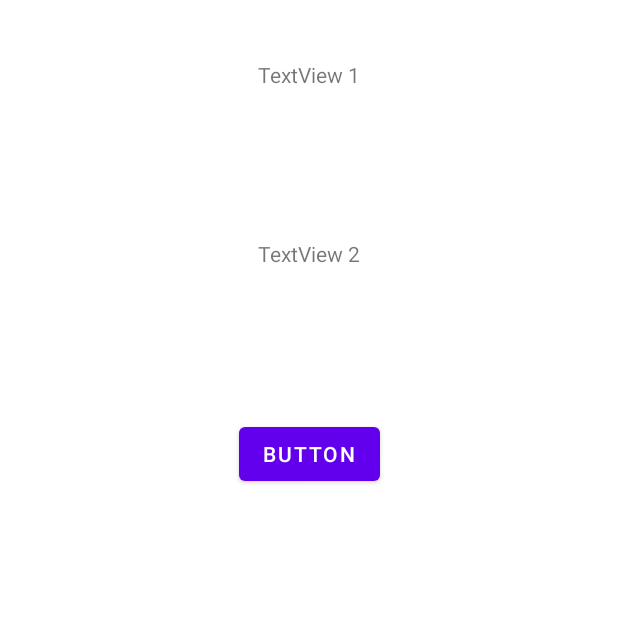
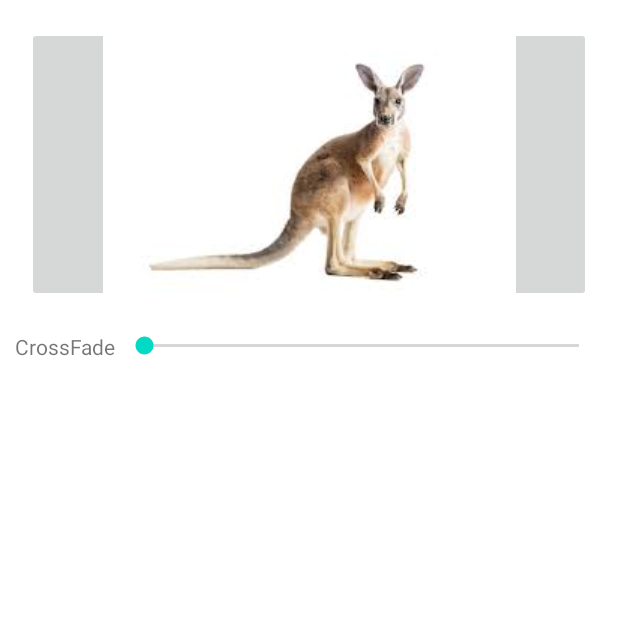
Before and after one commit to mansukh1990/Android-in-kotlin-Documentation, an Android app: the screen it shows after launch (Layer before the commit, ImageFilterButton after it), on a phone screen of 412 x 824 dp, the top half of it. Run offline under Robolectric (Android 15) with nearby library versions, the phone set to English and light mode, and no system bars.

Commit message:
14-08-2024 - Android with kotlin Documentation

```diff
--- /dev/null
+++ b/app/src/main/java/com/example/androidwithkotlin/ImageFilterButton/ImageFilterButton.kt
@@ -0,0 +1,35 @@
+package com.example.androidwithkotlin.ImageFilterButton
+
+import android.os.Bundle
+import android.widget.SeekBar
+import androidx.appcompat.app.AppCompatActivity
+import com.example.androidwithkotlin.databinding.ActivityImageFilterButtonBinding
+
+class ImageFilterButton : AppCompatActivity() {
+
+    private lateinit var binding: ActivityImageFilterButtonBinding
+    override fun onCreate(savedInstanceState: Bundle?) {
+        super.onCreate(savedInstanceState)
+        binding = ActivityImageFilterButtonBinding.inflate(layoutInflater)
+        setContentView(binding.root)
+
+        setupCrossFadeSeekBar()
+    }
+
+    private fun setupCrossFadeSeekBar() {
+        binding.crossFadeSeekBar.setOnSeekBarChangeListener(object :
+            SeekBar.OnSeekBarChangeListener {
+            override fun onProgressChanged(seekBar: SeekBar?, progress: Int, fromUser: Boolean) {
+                val percentage = (progress / 100.0f)
+                binding.imageFilterButton.crossfade = (percentage)
+            }
+
+            override fun onStartTrackingTouch(seekBar: SeekBar?) {
+            }
+
+            override fun onStopTrackingTouch(seekBar: SeekBar?) {
+            }
+
+        })
+    }
+}
--- /dev/null
+++ b/app/src/main/res/layout/activity_image_filter_button.xml
@@ -0,0 +1,45 @@
+<?xml version="1.0" encoding="utf-8"?>
+<androidx.constraintlayout.widget.ConstraintLayout xmlns:android="http://schemas.android.com/apk/res/android"
+    xmlns:app="http://schemas.android.com/apk/res-auto"
+    xmlns:tools="http://schemas.android.com/tools"
+    android:id="@+id/main"
+    android:layout_width="match_parent"
+    android:layout_height="match_parent"
+    android:padding="10dp"
+    tools:context=".ImageFilterButton.ImageFilterButton">
+
+    <androidx.constraintlayout.utils.widget.ImageFilterButton
+        android:id="@+id/imageFilterButton"
+        android:layout_width="0dp"
+        android:layout_height="wrap_content"
+        android:layout_marginStart="8dp"
+        android:layout_marginTop="8dp"
+        android:layout_marginEnd="8dp"
+        android:src="@drawable/kangaroo"
+        app:altSrc="@drawable/ic_launcher_foreground"
+        app:crossfade="0"
+        app:layout_constraintEnd_toEndOf="parent"
+        app:layout_constraintStart_toStartOf="parent"
+        app:layout_constraintTop_toTopOf="parent"
+        tools:srcCompat="@tools:sample/avatars" />
+
+    <TextView
+        android:id="@+id/crossFade_key"
+        android:layout_width="70dp"
+        android:layout_height="wrap_content"
+        android:layout_marginTop="20dp"
+        android:text="@string/crossFade"
+        app:layout_constraintStart_toStartOf="parent"
+        app:layout_constraintTop_toBottomOf="@+id/imageFilterButton" />
+
+    <SeekBar
+        android:id="@+id/crossFadeSeekBar"
+        android:layout_width="0dp"
+        android:layout_height="wrap_content"
+        android:layout_marginTop="20dp"
+        app:layout_constraintEnd_toEndOf="parent"
+        app:layout_constraintStart_toEndOf="@+id/crossFade_key"
+        app:layout_constraintTop_toBottomOf="@+id/imageFilterButton" />
+
+
+</androidx.constraintlayout.widget.ConstraintLayout>
--- a/app/src/main/res/values/strings.xml
+++ b/app/src/main/res/values/strings.xml
@@ -195,5 +195,10 @@
     <string name="textview_4">[TextView 4]</string>
     <string name="textview_5">[TextView 5]</string>
 
+    <string name="saturation">Saturation:</string>
+    <string name="warmth">Warmth:</string>
+    <string name="contrast">Contrast:</string>
+    <string name="crossFade">CrossFade</string>
+
 
 </resources>
```
Also changed, not shown: app/src/main/AndroidManifest.xml (+18 -3 lines), app/src/main/java/com/example/androidwithkotlin/ImageFilterView/ImageFilterView.kt (added, +71 -0 lines), app/src/main/java/com/example/androidwithkotlin/MockView/MockView.kt (added, +15 -0 lines), app/src/main/res/layout/activity_image_filter_view.xml (added, +81 -0 lines), app/src/main/res/layout/activity_mock_view.xml (added, +30 -0 lines).
